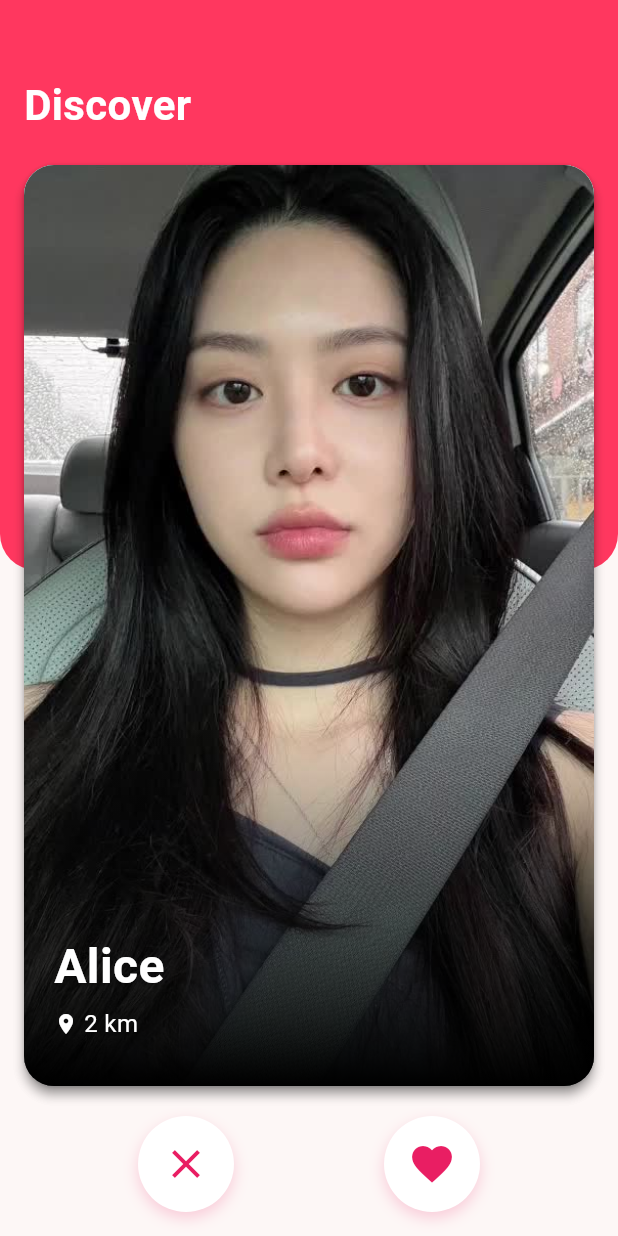
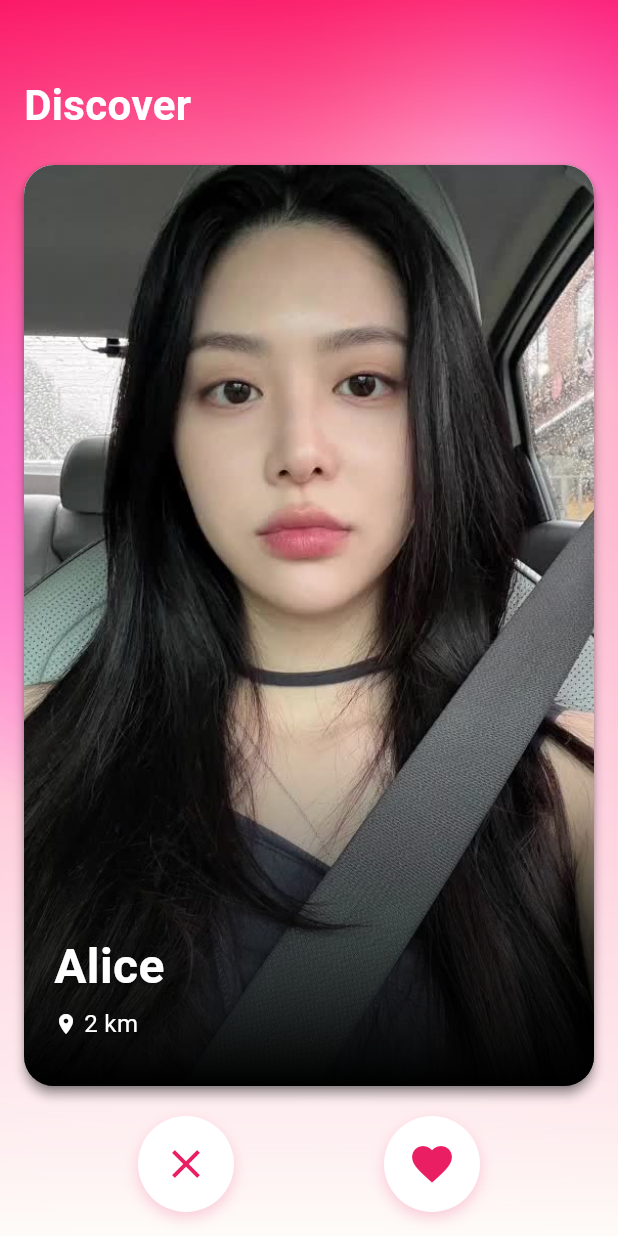
Before and after one commit to CatchU-DatingApp/CatchU-frontend, a Flutter app: the DiscoverPage screen opened directly, on a phone screen of 412 x 824 dp. Run offline on Flutter 3.47's test engine with Material 3 defaults, Android fonts, the phone set to English and light mode, and no system bars; our stand-ins replace camera, cloud_firestore, firebase_auth, firebase_core, firebase_storage, flutter_keyboard_visibility and 6 more; accounts and stored records are empty.

Commit message:
update background homepage

```diff
--- a/lib/home/homepage1.dart
+++ b/lib/home/homepage1.dart
@@ -1,4 +1,6 @@
 import 'package:flutter/material.dart';
+import 'package:flutter/rendering.dart';
+import 'dart:ui';
 
 
 class ProfileData {
@@ -339,18 +341,48 @@ class _DiscoverPageState extends State<DiscoverPage>
 
     return Scaffold(
       backgroundColor: Color(0xFFFDF7F6),
-      body: Stack(
-        children: [
-          Container(
-            height: 380,
+      body: Container(
         decoration: BoxDecoration(
-              color: Color(0xFFFF375F),
-              borderRadius: BorderRadius.only(
-                bottomLeft: Radius.circular(24),
-                bottomRight: Radius.circular(24),
+          image: DecorationImage(
+            image: AssetImage('assets/images/backgroundHomepageCatchU.png'),
+            fit: BoxFit.cover,
           ),
         ),
-          ),
+        child: Stack(
+          children: [
+            // Container(
+            //   height: 380,
+            //   decoration: BoxDecoration(
+            //     color: Color(0xFFFF375F).withOpacity(0.8),
+            //     borderRadius: BorderRadius.only(
+            //       bottomLeft: Radius.circular(24),
+            //       bottomRight: Radius.circular(24),
+            //     ),
+            //     gradient: LinearGradient(
+            //       begin: Alignment.topCenter,
+            //       end: Alignment.bottomCenter,
+            //       colors: [
+            //         Color(0xFFFF375F).withOpacity(0.6),
+            //         Color(0xFFFF375F).withOpacity(0.8),
+            //       ],
+            //     ),
+            //     boxShadow: [
+            //       BoxShadow(
+            //         color: Color(0xFFFF375F).withOpacity(0.3),
+            //         blurRadius: 20,
+            //         spreadRadius: 5,
+            //       ),
+            //     ],
+            //   ),
+            //   child: BackdropFilter(
+            //     filter: ImageFilter.blur(sigmaX: 10, sigmaY: 10),
+            //     child: Container(
+            //       decoration: BoxDecoration(
+            //         color: Colors.transparent,
+            //       ),
+            //     ),
+            //   ),
+            // ),
             Positioned(
               top: 50,
               left: 16,
@@ -410,6 +442,7 @@ class _DiscoverPageState extends State<DiscoverPage>
               ),
             ),
           ],
+        ),
       ),
       floatingActionButton: Row(
         mainAxisAlignment: MainAxisAlignment.center,
```
Also changed, not shown: assets/images/backgroundHomepageCatchU.png (added). Lines whose indentation alone changed are shown as unchanged.
